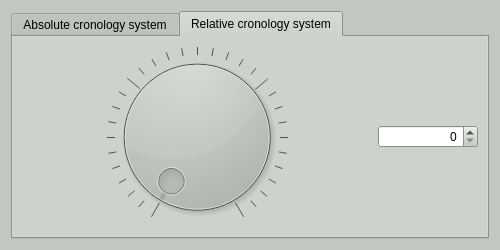
Above: gui/ui/Gis_Time_controller.ui from pyarchinit/pyarchinit before the change. Below: the same form after it.
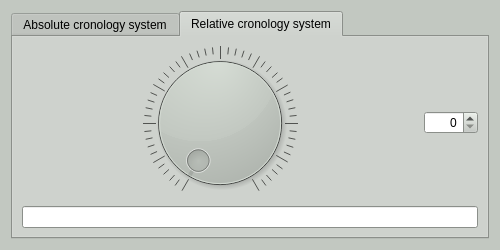
That is the form after the change. Icons and pictures are not drawn.

Patch:
```diff
--- a/gui/ui/Gis_Time_controller.ui
+++ b/gui/ui/Gis_Time_controller.ui
@@ -166,6 +166,15 @@
        </color>
       </brush>
      </colorrole>
+     <colorrole role="PlaceholderText">
+      <brush brushstyle="NoBrush">
+       <color alpha="128">
+        <red>0</red>
+        <green>0</green>
+        <blue>0</blue>
+       </color>
+      </brush>
+     </colorrole>
     </active>
     <inactive>
      <colorrole role="WindowText">
@@ -303,6 +312,15 @@
        </color>
       </brush>
      </colorrole>
+     <colorrole role="PlaceholderText">
+      <brush brushstyle="NoBrush">
+       <color alpha="128">
+        <red>0</red>
+        <green>0</green>
+        <blue>0</blue>
+       </color>
+      </brush>
+     </colorrole>
     </inactive>
     <disabled>
      <colorrole role="WindowText">
@@ -440,6 +458,15 @@
        </color>
       </brush>
      </colorrole>
+     <colorrole role="PlaceholderText">
+      <brush brushstyle="NoBrush">
+       <color alpha="128">
+        <red>0</red>
+        <green>0</green>
+        <blue>0</blue>
+       </color>
+      </brush>
+     </colorrole>
     </disabled>
    </palette>
   </property>
@@ -450,7 +477,7 @@
    <iconset resource="../../resources/resources.qrc">
     <normaloff>:/icons/iconTimeControll.png</normaloff>:/icons/iconTimeControll.png</iconset>
   </property>
-  <layout class="QGridLayout" name="gridLayout">
+  <layout class="QGridLayout" name="gridLayout_3">
    <item row="0" column="0">
     <widget class="QTabWidget" name="tabWidget">
      <property name="currentIndex">
@@ -555,18 +582,27 @@
       <attribute name="title">
        <string>Relative cronology system</string>
       </attribute>
-      <layout class="QHBoxLayout" name="horizontalLayout">
-       <item>
+      <layout class="QGridLayout" name="gridLayout">
+       <item row="0" column="0">
         <widget class="QDial" name="dial_relative_cronology">
+         <property name="sizePolicy">
+          <sizepolicy hsizetype="Expanding" vsizetype="Expanding">
+           <horstretch>0</horstretch>
+           <verstretch>0</verstretch>
+          </sizepolicy>
+         </property>
          <property name="maximum">
-          <number>30</number>
+          <number>100</number>
+         </property>
+         <property name="wrapping">
+          <bool>false</bool>
          </property>
          <property name="notchesVisible">
           <bool>true</bool>
          </property>
         </widget>
        </item>
-       <item>
+       <item row="0" column="1">
         <widget class="QSpinBox" name="spinBox_relative_cronology">
          <property name="maximumSize">
           <size>
@@ -591,6 +627,9 @@
          </property>
         </widget>
        </item>
+       <item row="1" column="0" colspan="2">
+        <widget class="QLineEdit" name="lineEdit_datazione"/>
+       </item>
       </layout>
      </widget>
     </widget>
```
Left out of the diff: 2 changed lines with no effect on the pictures.
